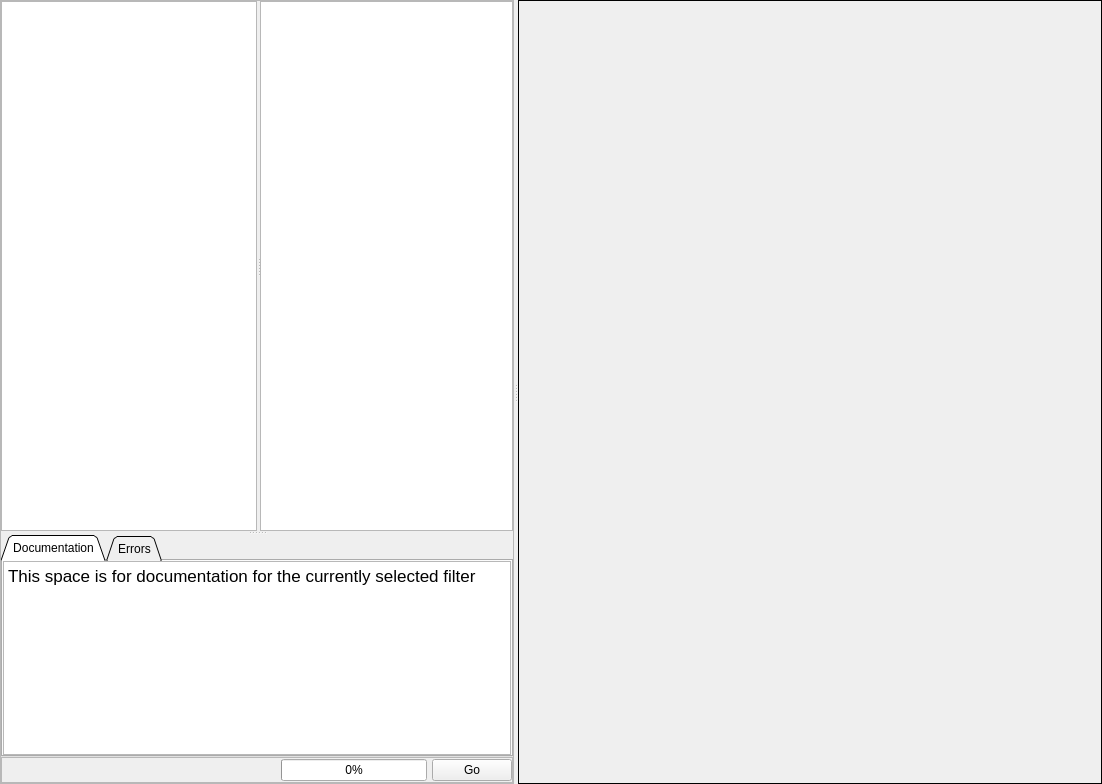
Qt form Source/PipelineBuilder/UI_Files/PipelineBuilderWidget.ui (BlueQuartzSoftware/DREAM3D) before a commit.
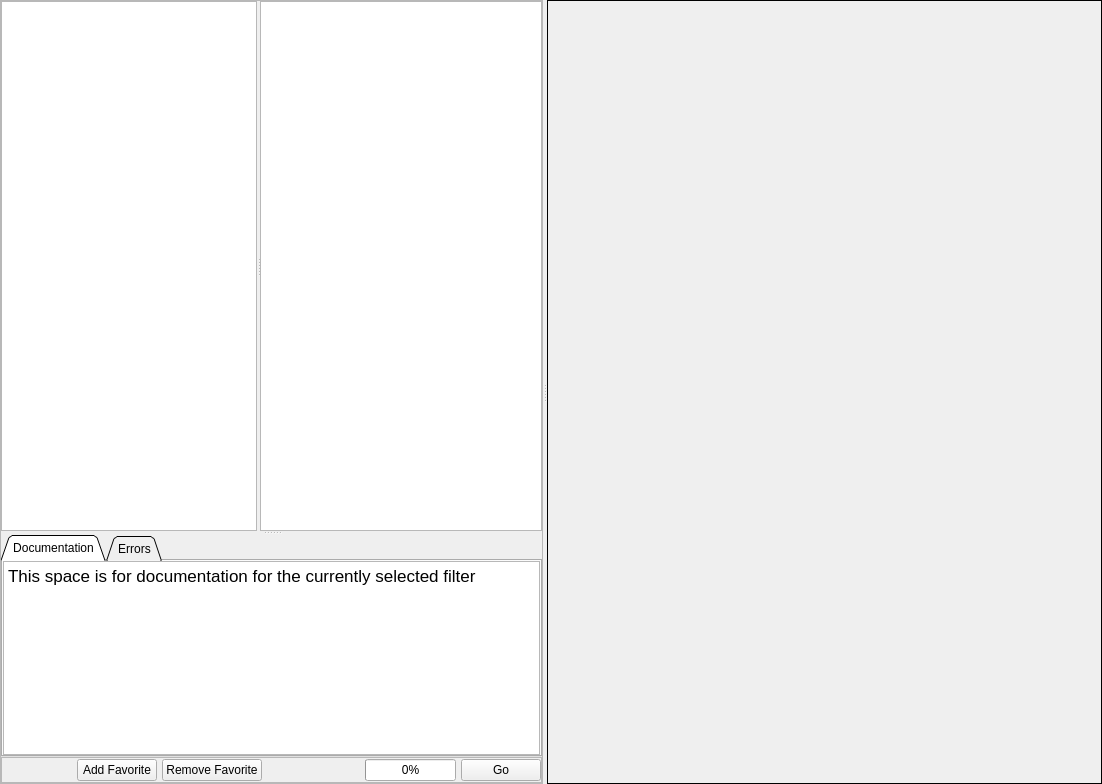
The same form after that commit. The open tabs and pages were chosen to show the change. Icons and pictures are not drawn. Custom widgets are drawn as their Qt base class.

Commit message: Adding buttons for favorite pipelines

Diff of the .ui file:
```diff
--- a/Source/PipelineBuilder/UI_Files/PipelineBuilderWidget.ui
+++ b/Source/PipelineBuilder/UI_Files/PipelineBuilderWidget.ui
@@ -194,8 +194,8 @@
                <string>&lt;!DOCTYPE HTML PUBLIC &quot;-//W3C//DTD HTML 4.0//EN&quot; &quot;http://www.w3.org/TR/REC-html40/strict.dtd&quot;&gt;
 &lt;html&gt;&lt;head&gt;&lt;meta name=&quot;qrichtext&quot; content=&quot;1&quot; /&gt;&lt;style type=&quot;text/css&quot;&gt;
 p, li { white-space: pre-wrap; }
-&lt;/style&gt;&lt;/head&gt;&lt;body style=&quot; font-family:'Lucida Grande'; font-size:13pt; font-weight:400; font-style:normal;&quot;&gt;
-&lt;p style=&quot; margin-top:0px; margin-bottom:0px; margin-left:0px; margin-right:0px; -qt-block-indent:0; text-indent:0px;&quot;&gt;This space is for documentation for the currently selected filter&lt;/p&gt;&lt;/body&gt;&lt;/html&gt;</string>
+&lt;/style&gt;&lt;/head&gt;&lt;body style=&quot; font-family:'MS Shell Dlg 2'; font-size:8.25pt; font-weight:400; font-style:normal;&quot;&gt;
+&lt;p style=&quot; margin-top:0px; margin-bottom:0px; margin-left:0px; margin-right:0px; -qt-block-indent:0; text-indent:0px;&quot;&gt;&lt;span style=&quot; font-family:'Lucida Grande'; font-size:13pt;&quot;&gt;This space is for documentation for the currently selected filter&lt;/span&gt;&lt;/p&gt;&lt;/body&gt;&lt;/html&gt;</string>
               </property>
              </widget>
             </item>
@@ -379,6 +379,20 @@
             </property>
            </spacer>
           </item>
+          <item>
+           <widget class="QPushButton" name="addFavoriteBtn">
+            <property name="text">
+             <string>Add Favorite</string>
+            </property>
+           </widget>
+          </item>
+          <item>
+           <widget class="QPushButton" name="removeFavoriteBtn">
+            <property name="text">
+             <string>Remove Favorite</string>
+            </property>
+           </widget>
+          </item>
           <item>
            <widget class="QPushButton" name="toggleDocs">
             <property name="sizePolicy">
@@ -547,7 +561,7 @@
         <rect>
          <x>0</x>
          <y>0</y>
-         <width>579</width>
+         <width>581</width>
          <height>782</height>
         </rect>
        </property>
```
